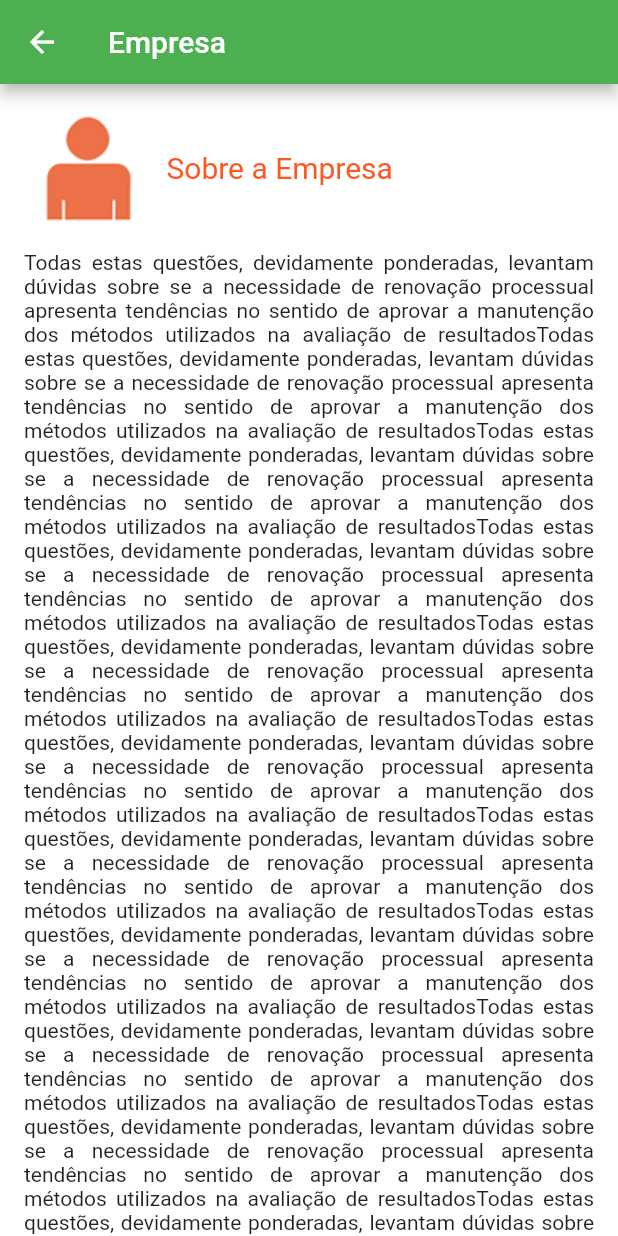
After one commit to gustavo93santos/Flutter, a Flutter app: the TelaEmpresa screen opened directly, on a phone screen of 412 x 824 dp. The commit adds this screen. Run offline on Flutter 3.47's test engine with Material 2 defaults, Android fonts, the phone set to English and light mode, and no system bars.

Commit message:
ATM Consultoria Paginas finalizadas

```diff
--- /dev/null
+++ b/atm_consultoria/lib/TelaEmpresa.dart
@@ -0,0 +1,63 @@
+import 'package:flutter/material.dart';
+
+class TelaEmpresa extends StatefulWidget {
+  @override
+  _TelaEmpresaState createState() => _TelaEmpresaState();
+}
+
+class _TelaEmpresaState extends State<TelaEmpresa> {
+  @override
+  Widget build(BuildContext context) {
+    return Scaffold(
+      backgroundColor: Colors.white,
+      appBar: AppBar(
+        title: Text("Empresa"),
+        backgroundColor: Colors.green,
+      ),
+      body: SingleChildScrollView(
+        child: Container(
+          padding: EdgeInsets.all(16),
+          child: Column(
+            children: <Widget>[
+
+              Row(
+                children: <Widget>[
+                  Image.asset("images/detalhe_empresa.png"),
+                  Padding(
+                    padding: EdgeInsets.only(left: 10),
+                    child: Text(
+                      "Sobre a Empresa",
+                      style: TextStyle(
+                        fontSize: 20,
+                        color: Colors.deepOrange,
+                      ),
+                    ),
+                  )
+                ],
+              ),
+
+              Padding(
+                padding: EdgeInsets.only(top: 16),
+                child: Text(
+                  "Todas estas questões, devidamente ponderadas, levantam dúvidas sobre se a necessidade de renovação processual apresenta tendências no sentido de aprovar a manutenção dos métodos utilizados na avaliação de resultados"
+                  "Todas estas questões, devidamente ponderadas, levantam dúvidas sobre se a necessidade de renovação processual apresenta tendências no sentido de aprovar a manutenção dos métodos utilizados na avaliação de resultados"
+                  "Todas estas questões, devidamente ponderadas, levantam dúvidas sobre se a necessidade de renovação processual apresenta tendências no sentido de aprovar a manutenção dos métodos utilizados na avaliação de resultados"
+                  "Todas estas questões, devidamente ponderadas, levantam dúvidas sobre se a necessidade de renovação processual apresenta tendências no sentido de aprovar a manutenção dos métodos utilizados na avaliação de resultados"
+                  "Todas estas questões, devidamente ponderadas, levantam dúvidas sobre se a necessidade de renovação processual apresenta tendências no sentido de aprovar a manutenção dos métodos utilizados na avaliação de resultados"
+                  "Todas estas questões, devidamente ponderadas, levantam dúvidas sobre se a necessidade de renovação processual apresenta tendências no sentido de aprovar a manutenção dos métodos utilizados na avaliação de resultados"
+                  "Todas estas questões, devidamente ponderadas, levantam dúvidas sobre se a necessidade de renovação processual apresenta tendências no sentido de aprovar a manutenção dos métodos utilizados na avaliação de resultados"
+                  "Todas estas questões, devidamente ponderadas, levantam dúvidas sobre se a necessidade de renovação processual apresenta tendências no sentido de aprovar a manutenção dos métodos utilizados na avaliação de resultados"
+                  "Todas estas questões, devidamente ponderadas, levantam dúvidas sobre se a necessidade de renovação processual apresenta tendências no sentido de aprovar a manutenção dos métodos utilizados na avaliação de resultados"
+                  "Todas estas questões, devidamente ponderadas, levantam dúvidas sobre se a necessidade de renovação processual apresenta tendências no sentido de aprovar a manutenção dos métodos utilizados na avaliação de resultados"
+                  "Todas estas questões, devidamente ponderadas, levantam dúvidas sobre se a necessidade de renovação processual apresenta tendências no sentido de aprovar a manutenção dos métodos utilizados na avaliação de resultados",
+                  textAlign: TextAlign.justify,
+                ),
+              ),
+
+            ],
+          ),
+        ),
+      ),
+    );
+  }
+}
```
Also changed, not shown: atm_consultoria/lib/Home.dart (+45 -4 lines), atm_consultoria/lib/TelaCliente.dart (added, +62 -0 lines), atm_consultoria/lib/TelaContato.dart (added, +62 -0 lines), atm_consultoria/lib/TelaServico.dart (added, +70 -0 lines).
